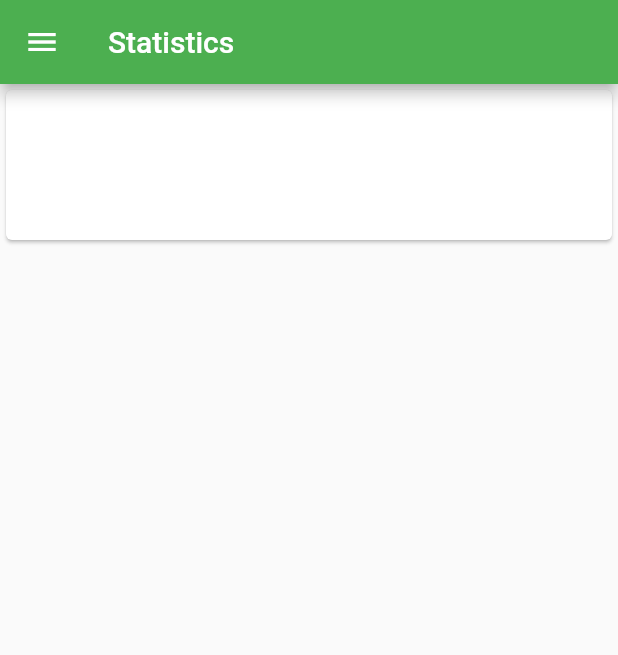
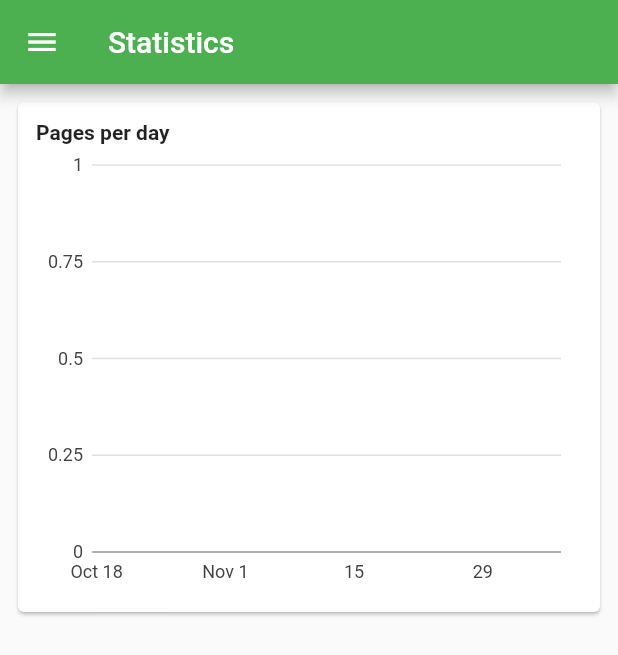
Before and after one commit to codinguniverse-de/trackit, a Flutter app: the StatisticsPage screen opened by its route, on a phone screen of 412 x 824 dp. Shown: the top 655 px of the screen. Run offline on Flutter 3.47's test engine with Material 2 defaults, Android fonts, the phone set to English and light mode, and no system bars; our stand-ins replace charts_flutter, smooth_star_rating, sqflite; accounts and stored records are empty.

Commit message:
Add timeseries to statistics

```diff
--- a/lib/data/read_entry.dart
+++ b/lib/data/read_entry.dart
@@ -1,7 +1,7 @@
 import 'package:flutter/material.dart';
 
 final String tableReadEntry = 'readEntries';
-final String columnId = 'id';
+final String _columnId = 'id';
 final String columnDate = 'dateTime';
 final String columnPagesRead = 'pagesRead';
 final String columnBookId = 'bookId';
@@ -21,7 +21,7 @@ class ReadEntry {
 
   Map<String, dynamic> toMap() {
     var map = {
-      columnId: id,
+      _columnId: id,
       columnDate: dateTime.millisecondsSinceEpoch,
       columnPagesRead: pagesRead,
       columnBookId: bookId
@@ -30,7 +30,7 @@ class ReadEntry {
   }
 
   ReadEntry.fromMap(Map<String, dynamic> map) {
-    id = map[columnId];
+    id = map[_columnId];
     dateTime = DateTime.fromMillisecondsSinceEpoch(map[columnDate]);
     pagesRead = map[columnPagesRead];
     bookId = map[columnBookId];
--- /dev/null
+++ b/lib/data/timeseries_pages.dart
@@ -0,0 +1,6 @@
+class TimeSeriesPages {
+  final DateTime date;
+  final int pagesRead;
+
+  TimeSeriesPages(this.date, this.pagesRead);
+}
--- a/lib/main.dart
+++ b/lib/main.dart
@@ -37,7 +37,7 @@ class MyApp extends StatelessWidget {
           '/': (BuildContext context) => BooksPage(model),
           '/create': (BuildContext context) => EditBookPage(),
           '/settings': (BuildContext context) => SettingsPage(),
-          '/statistics': (BuildContext context) => StatisticsPage()
+          '/statistics': (BuildContext context) => StatisticsPage(model)
         },
         onGenerateRoute: (RouteSettings settings) {
           final List<String> pathElements = settings.name.split('/');
--- a/lib/model/books_model.dart
+++ b/lib/model/books_model.dart
@@ -1,17 +1,19 @@
 import 'package:scoped_model/scoped_model.dart';
 import 'package:track_it/data/book.dart';
+import 'package:track_it/data/database_provider.dart';
 import 'package:track_it/data/read_entry.dart';
+import 'package:track_it/data/timeseries_pages.dart';
 
 class BooksModel extends Model {
   List<Book> _books = [];
-  BookProvider _provider;
+  DatabaseProvider _provider;
   bool _isLoading = false;
   String _searchTerm = '';
   int _pagesRead = 0;
   int _selectedBookId = -1;
 
   BooksModel() {
-    _provider = BookProvider();
+    _provider = DatabaseProvider();
   }
 
   List<Book> get books {
@@ -101,4 +103,8 @@ class BooksModel extends Model {
   Future<List<ReadEntry>> getAllEntries() async {
     return await _provider.getAllEntries();
   }
+
+  Future<List<TimeSeriesPages>> getTimeSeriesPages(int days) async {
+    return await _provider.getTimeSeriesPages(days);
+  }
 }
--- a/lib/pages/statistics_page.dart
+++ b/lib/pages/statistics_page.dart
@@ -1,8 +1,33 @@
 import 'package:flutter/material.dart';
 import 'package:track_it/common/side_drawer.dart';
+import 'package:track_it/model/books_model.dart';
 import 'package:track_it/util/localization.dart';
+import 'package:charts_flutter/flutter.dart' as charts;
+import 'package:track_it/data/timeseries_pages.dart';
 
-class StatisticsPage extends StatelessWidget {
+class StatisticsPage extends StatefulWidget {
+
+  final BooksModel model;
+
+  StatisticsPage(this.model);
+
+  @override
+  State<StatefulWidget> createState() {
+    return _StatisticsPageState();
+  }
+}
+
+class _StatisticsPageState extends State<StatisticsPage> {
+  List<charts.Series<TimeSeriesPages, DateTime>> _seriesList = [];
+  int _days = 30;
+
+  @override
+  initState() {
+    super.initState();
+    fetchSeries(50);
+  }
+
+
   @override
   Widget build(BuildContext context) {
     return Scaffold(
@@ -12,13 +37,60 @@ class StatisticsPage extends StatelessWidget {
       ),
       body: ListView(
         children: <Widget>[
-          Card(
-            child: SizedBox(
-              height: 100.0,
+          Padding(
+            padding: const EdgeInsets.all(8.0),
+            child: Card(
+              child: Padding(
+                padding: EdgeInsets.all(12.0),
+                child: Column(
+                  crossAxisAlignment: CrossAxisAlignment.start,
+                  children: <Widget>[
+                    Text(
+                      Localization.of(context).pagesPerDay,
+                      style: TextStyle(
+                        fontWeight: FontWeight.w700,
+                      ),
+                    ),
+                    SizedBox(
+                      height: 300.0,
+                      child: charts.TimeSeriesChart(
+                        _seriesList,
+                        animate: true,
+                        defaultRenderer:
+                            new charts.BarRendererConfig<DateTime>(),
+                        domainAxis: new charts.DateTimeAxisSpec(
+                          usingBarRenderer: true,
+                        ),
+                        defaultInteractions: false,
+                        behaviors: [
+                          new charts.SelectNearest(),
+                          new charts.DomainHighlighter()
+                        ],
+                      ),
+                    ),
+                  ],
+                ),
+              ),
             ),
           )
         ],
       ),
     );
   }
+
+  void fetchSeries(int days) async {
+    var data = await widget.model.getTimeSeriesPages(days);
+    print(data[0].date);
+    setState(() {
+      _seriesList = [
+        charts.Series<TimeSeriesPages, DateTime>(
+          id: Localization.of(context).pages,
+          colorFn: (_, __) => charts.MaterialPalette.green.shadeDefault,
+          domainFn: (TimeSeriesPages sales, _) => sales.date,
+          measureFn: (TimeSeriesPages sales, _) => sales.pagesRead,
+          data: data,
+        )
+      ];
+    });
+  }
 }
--- a/lib/util/localization.dart
+++ b/lib/util/localization.dart
@@ -8,11 +8,6 @@ class Localization {
   final Locale locale;
 
   Localization(this.locale);
-
-
-
-
-
 
   static Localization of(BuildContext context) {
     return Localizations.of<Localization>(context, Localization);
@@ -25,6 +20,7 @@ class Localization {
 
   _getValue(String key) => _localizedValues[locale.languageCode][key];
 
+  String get pagesPerDay => _getValue(PagesPerDay);
   String get editProgress => _getValue(EditProgress);
   String get exportSuccess => _getValue(ExportSuccess);
   String get import => _getValue(Import);
--- a/lib/util/localization_strings.dart
+++ b/lib/util/localization_strings.dart
@@ -21,7 +21,8 @@ const String AppTitle = 'app_title',
     Import = 'import',
     Export = 'export',
     ExportSuccess = 'export_success',
-    EditProgress = 'edit_progress';
+    EditProgress = 'edit_progress',
+    PagesPerDay = 'pages_per_day';
 
 final de = {
   AppTitle: 'TrackIt',
@@ -48,6 +49,7 @@ final de = {
   Export: 'Daten exportieren',
   ExportSuccess: 'Daten wurden exportiert',
   EditProgress: 'Fortschritt anpassen',
+  PagesPerDay: 'Seiten pro tag',
 };
 
 final en = {
@@ -74,5 +76,6 @@ final en = {
   Import: 'Import data',
   Export: 'Export data',
   ExportSuccess: 'Data exported successfully',
-  EditProgress: 'Edit progress'
+  EditProgress: 'Edit progress',
+  PagesPerDay: 'Pages per day'
 };
```
Also changed, not shown: lib/data/book.dart (+0 -97 lines), lib/data/database_provider.dart (added, +149 -0 lines).
